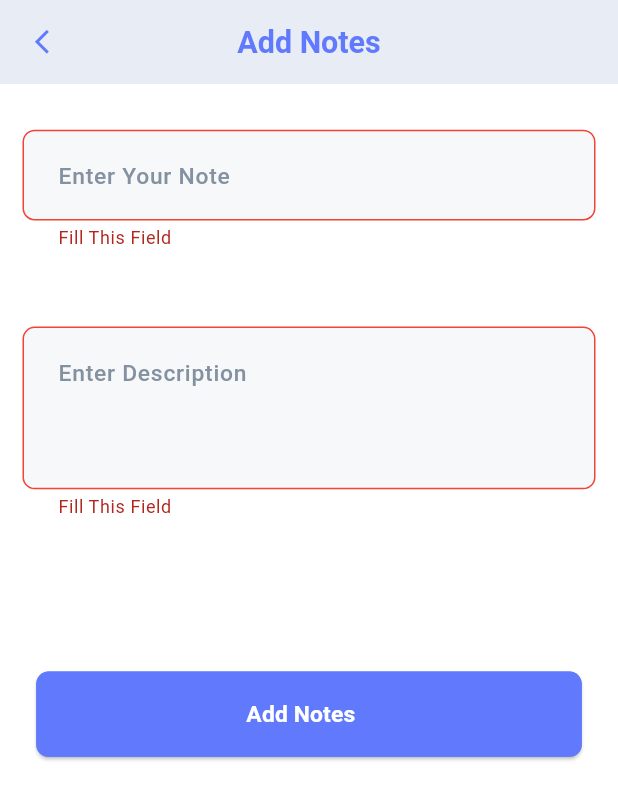
After one commit to Elhaw2003/firebase-learn, a Flutter app: the AddNoteScreen screen opened directly, after a tap on "Add Notes", on a phone screen of 412 x 824 dp. The commit adds this screen. Shown: the top 800 px of the screen. Run offline on Flutter 3.47's test engine with Material 3 defaults, Android fonts, the phone set to English and light mode, and no system bars; our stand-ins replace awesome_dialog, bloc, cloud_firestore, dartz, firebase_auth, firebase_core and 6 more; accounts and stored records are empty.

Commit message:
note and add note as ui done

```diff
--- a/lib/core/utilies/app_texts.dart
+++ b/lib/core/utilies/app_texts.dart
@@ -52,6 +52,11 @@ abstract class AppTexts{
   static const String verifyYourEmailForChangePassword = "Verify your email for change password by link was sent, if you not found... look to spam";
   static const String home = "Home";
   static const String update = "Update";
+  static const String notesScreen = "Notes Screen";
+  static const String enterYourNote = "Enter Your Note";
+  static const String enterDescription = "Enter Description";
+  static const String addNotes = "Add Notes";
+  static const String editNotes = "Edit Notes";
   static const String addedCategorySuccessfully = "Added Category Successfully..";
   static const String deletedCategorySuccessfully = "Deleted Category Successfully..";
   static const String updateCategorySuccessfully = "Update Category Successfully..";
--- a/lib/core/validators/validators.dart
+++ b/lib/core/validators/validators.dart
@@ -54,6 +54,18 @@ class MyValidators {
     }
     return null;
   }
+  static String? addedNoteValidator(String? value) {
+    if (value!.isEmpty) {
+      return AppTexts.fillThisField;
+    }
+    return null;
+  }
+  static String? addedDescriptionNoteValidator(String? value) {
+    if (value!.isEmpty) {
+      return AppTexts.fillThisField;
+    }
+    return null;
+  }
   static String? editedCategoryValidator(String? value) {
     if (value!.isEmpty) {
       return AppTexts.fillThisField;
--- a/lib/core/widgets/custom_text_field_widget.dart
+++ b/lib/core/widgets/custom_text_field_widget.dart
@@ -4,15 +4,19 @@ import 'package:flutter_screenutil/flutter_screenutil.dart';
 import '../utilies/app_colors.dart';
 
 class CustomTextFieldWidget extends StatelessWidget {
-  const CustomTextFieldWidget({super.key, required this.hintText, this.suffixIcon,this.obscureText, required this.controller, this.validator});
+  const CustomTextFieldWidget({super.key, required this.hintText, this.suffixIcon,this.obscureText, required this.controller, this.validator,this.minLines=1,this.maxLines=1});
   final String hintText;
   final String? Function(String?)? validator;
   final TextEditingController controller;
   final Widget? suffixIcon;
   final bool? obscureText;
+  final int? minLines;
+  final int? maxLines;
   @override
   Widget build(BuildContext context) {
     return TextFormField(
+      minLines: minLines,
+      maxLines: maxLines,
       validator: validator,
       controller: controller,
       obscureText: obscureText?? false,
--- /dev/null
+++ b/lib/features/add_note/presentation/view/add_note_screen.dart
@@ -0,0 +1,40 @@
+import 'package:firebase_learn/core/utilies/app_colors.dart';
+import 'package:firebase_learn/features/add_note/presentation/view/widgets/add_note_body.dart';
+import 'package:flutter/material.dart';
+
+import '../../../../core/utilies/app_texts.dart';
+import '../../../auth/widget/arrow_appbar_widget.dart';
+import '../../../auth/widget/custom_appbar_widget.dart';
+
+class AddNoteScreen extends StatefulWidget {
+  const AddNoteScreen({super.key});
+
+  @override
+  State<AddNoteScreen> createState() => _AddNoteScreenState();
+}
+
+class _AddNoteScreenState extends State<AddNoteScreen> {
+
+  TextEditingController titleController = TextEditingController();
+  TextEditingController descriptionController = TextEditingController();
+  GlobalKey<FormState> formKey = GlobalKey<FormState>();
+
+  @override
+  Widget build(BuildContext context) {
+    return Scaffold(
+      backgroundColor: AppColors.white,
+      appBar: AppBar(
+        leading: const SizedBox(),
+        flexibleSpace: const CustomAppbarWidget(
+          title: AppTexts.addNotes,
+          leading: ArrowAppbarWidget(),
+        ),
+      ),
+      body:  AddNoteBody(
+        descriptionController: descriptionController,
+        titleController: titleController,
+        formKey: formKey,
+      ),
+    );
+  }
+}
--- /dev/null
+++ b/lib/features/add_note/presentation/view/widgets/add_note_body.dart
@@ -0,0 +1,62 @@
+import 'package:firebase_learn/core/utilies/app_texts.dart';
+import 'package:firebase_learn/core/validators/validators.dart';
+import 'package:firebase_learn/core/widgets/custom_button_widget.dart';
+import 'package:firebase_learn/core/widgets/custom_text_field_widget.dart';
+import 'package:firebase_learn/core/widgets/spacing_widget.dart';
+import 'package:flutter/material.dart';
+
+import '../../../../../core/utilies/app_colors.dart';
+
+class AddNoteBody extends StatelessWidget {
+  const AddNoteBody(
+      {super.key,
+      required this.titleController,
+      required this.descriptionController,
+      required this.formKey});
+  final TextEditingController titleController;
+  final TextEditingController descriptionController;
+  final GlobalKey<FormState> formKey;
+  @override
+  Widget build(BuildContext context) {
+    return Padding(
+      padding: const EdgeInsets.symmetric(horizontal: 15),
+      child: SingleChildScrollView(
+        child: Form(
+          key: formKey,
+          child: Column(
+            children: [
+              const HeightSpacing(height: 30),
+              CustomTextFieldWidget(
+                  validator: (value) {
+                    return MyValidators.addedNoteValidator(value);
+                  },
+                  hintText: AppTexts.enterYourNote, controller: titleController),
+              const HeightSpacing(height: 50),
+              CustomTextFieldWidget(
+                validator: (value){
+                  return MyValidators.addedDescriptionNoteValidator(value);
+                },
+                hintText: AppTexts.enterDescription,
+                controller: descriptionController,
+                minLines: 3,
+                maxLines: 6,
+              ),
+              const HeightSpacing(height: 100),
+               CustomButtonWidget(
+                  title: AppTexts.addNotes,
+                  titleColor: AppColors.white,
+                  buttonColor: AppColors.primaryColor,
+                  borderColor: AppColors.primaryColor,
+                 onPressed: (){
+                    if(formKey.currentState!.validate()){
+
+                    }
+                 },
+              ),
+            ],
+          ),
+        ),
+      ),
+    );
+  }
+}
--- a/lib/features/auth/widget/custom_appbar_widget.dart
+++ b/lib/features/auth/widget/custom_appbar_widget.dart
@@ -13,6 +13,7 @@ class CustomAppbarWidget extends StatelessWidget {
   @override
   Widget build(BuildContext context) {
     return AppBar(
+      surfaceTintColor: Colors.transparent,
       centerTitle: true,
       automaticallyImplyLeading: false,
       backgroundColor: AppColors.borderTextFieldColor,
--- a/lib/features/home/presentation/view/widgets/grid_view_note_widget.dart
+++ b/lib/features/home/presentation/view/widgets/grid_view_note_widget.dart
@@ -1,5 +1,5 @@
 import 'package:firebase_learn/features/add_category/data/model/category_model.dart';
-import 'package:firebase_learn/features/home/presentation/view/widgets/item_grid_view_categories_widget.dart';
+import 'package:firebase_learn/features/home/presentation/view/widgets/item_stack_grid_view_categories_widget.dart';
 import 'package:flutter/material.dart';
 import 'package:flutter_screenutil/flutter_screenutil.dart';
 import 'package:flutter_staggered_animations/flutter_staggered_animations.dart';
@@ -31,7 +31,7 @@ class GridViewNoteWidget extends StatelessWidget {
           child: SlideAnimation(
             verticalOffset: 200.0,
             child: FadeInAnimation(
-              child: ItemGridViewCategoriesWidget(categoryModel: categories[index],),
+              child: ItemStackGridViewCategoriesWidget(categoryModel: categories[index],),
             ),
           ),
         );
--- /dev/null
+++ b/lib/features/note/presentation/view/widgets/note_body.dart
@@ -0,0 +1,106 @@
+import 'package:firebase_learn/core/widgets/spacing_widget.dart';
+import 'package:flutter/material.dart';
+
+import '../../../../../core/utilies/app_colors.dart';
+
+class NoteBody extends StatelessWidget {
+  const NoteBody({super.key});
+
+  @override
+  Widget build(BuildContext context) {
+    return Padding(
+      padding: const EdgeInsets.symmetric(horizontal: 15),
+      child: Column(
+        children: [
+          HeightSpacing(height: 20),
+          Expanded(
+            child: ListView(
+              children: [
+                Card(
+                  child: ListTile(
+                    leading: const Icon(Icons.edit_note_outlined,color: AppColors.primaryColor,),
+                    trailing: const Icon(Icons.delete,color: AppColors.red,),
+                    title: const Text("Notes"),
+                    subtitle: Text("dfsdfbskjdfkjsdkBKjdfklhkhfhglkfhglkflglkdzflhglkfglkfkh"),
+                  ),
+                ),
+                Card(
+                  child: ListTile(
+                    leading: const Icon(Icons.edit_note_outlined,color: AppColors.primaryColor,),
+                    trailing: const Icon(Icons.delete,color: AppColors.red,),
+                    title: const Text("Notes"),
+                    subtitle: Text("dfsdfbskjdfkjsdkBKjdfklhkhfhglkfhglkflglkdzflhglkfglkfkhjkgshdkhkhzkjxfhghdfhghdfh"),
+                  ),
+                ),
+                Card(
+                  child: ListTile(
+                    leading: const Icon(Icons.edit_note_outlined,color: AppColors.primaryColor,),
+                    trailing: const Icon(Icons.delete,color: AppColors.red,),
+                    title: const Text("Notes"),
+                    subtitle: Text("dfsdfbskjdfkjsdkBKjdfklhkhfhglkfhglkflglkdzflhglkfglkfkhjkgshdkhkhzkjxfhghdfhghdfh"),
+                  ),
+                ),
+                Card(
+                  child: ListTile(
+                    leading: const Icon(Icons.edit_note_outlined,color: AppColors.primaryColor,),
+                    trailing: const Icon(Icons.delete,color: AppColors.red,),
+                    title: const Text("Notes"),
+                    subtitle: Text("dfsdfbskjdfkjsdkBKjdfklhkhfhglkfhglkflglkdzflhglkfglkfkhjkgshdkhkhzkjxfhghdfhghdfh"),
+                  ),
+                ),
+                Card(
+                  child: ListTile(
+                    leading: const Icon(Icons.edit_note_outlined,color: AppColors.primaryColor,),
+                    trailing: const Icon(Icons.delete,color: AppColors.red,),
+                    title: const Text("Notes"),
+                    subtitle: Text("dfsdfbskjdfkjsdkBKjdfklhkhfhglkfhglkflglkdzflhglkfglkfkhjkgshdkhkhzkjxfhghdfhghdfh"),
+                  ),
+                ),
+                Card(
+                  child: ListTile(
+                    leading: const Icon(Icons.edit_note_outlined,color: AppColors.primaryColor,),
+                    trailing: const Icon(Icons.delete,color: AppColors.red,),
+                    title: const Text("Notes"),
+                    subtitle: Text("dfsdfbskjdfkjsdkBKjdfklhkhfhglkfhglkflglkdzflhglkfglkfkhjkgshdkhkhzkjxfhghdfhghdfh"),
+                  ),
+                ),
+                Card(
+                  child: ListTile(
+                    leading: const Icon(Icons.edit_note_outlined,color: AppColors.primaryColor,),
+                    trailing: const Icon(Icons.delete,color: AppColors.red,),
+                    title: const Text("Notes"),
+                    subtitle: Text("dfsdfbskjdfkjsdkBKjdfklhkhfhglkfhglkflglkdzflhglkfglkfkhjkgshdkhkhzkjxfhghdfhghdfh"),
+                  ),
+                ),
+                Card(
+                  child: ListTile(
+                    leading: const Icon(Icons.edit_note_outlined,color: AppColors.primaryColor,),
+                    trailing: const Icon(Icons.delete,color: AppColors.red,),
+                    title: const Text("Notes"),
+                    subtitle: Text("dfsdfbskjdfkjsdkBKjdfklhkhfhglkfhglkflglkdzflhglkfglkfkhjkgshdkhkhzkjxfhghdfhghdfh"),
+                  ),
+                ),
+                Card(
+                  child: ListTile(
+                    leading: const Icon(Icons.edit_note_outlined,color: AppColors.primaryColor,),
+                    trailing: const Icon(Icons.delete,color: AppColors.red,),
+                    title: const Text("Notes"),
+                    subtitle: Text("dfsdfbskjdfkjsdkBKjdfklhkhfhglkfhglkflglkdzflhglkfglkfkhjkgshdkhkhzkjxfhghdfhghdfh"),
+                  ),
+                ),
+                Card(
+                  child: ListTile(
+                    leading: const Icon(Icons.edit_note_outlined,color: AppColors.primaryColor,),
+                    trailing: const Icon(Icons.delete,color: AppColors.red,),
+                    title: const Text("Notes"),
+                    subtitle: Text("dfsdfbskjdfkjsdkBKjdfklhkhfhglkfhglkflglkdzflhglkfglkfkhjkgshdkhkhzkjxfhghdfhghdfh"),
+                  ),
+                ),
+              ],
+            ),
+          ),
+        ],
+      ),
+    );
+  }
+}
```
Also changed, not shown: lib/features/add_category/presentation/view/add_category_screen.dart (+7 -0 lines), lib/features/auth/login/presentation/view/login_screen.dart (+44 -7 lines), lib/features/auth/login/presentation/view/widgets/login_body.dart (+16 -26 lines), lib/features/auth/register/presentation/view/register_screen.dart (+34 -3 lines), lib/features/auth/register/presentation/view/widgets/register_body.dart (+9 -19 lines), lib/features/home/presentation/view/widgets/item_grid_view_categories_widget.dart (deleted, +0 -51 lines), lib/features/home/presentation/view/widgets/item_grid_view_widget.dart (added, +43 -0 lines), lib/features/home/presentation/view/widgets/item_stack_grid_view_categories_widget.dart (added, +32 -0 lines), lib/features/note/presentation/view/note_screen.dart (added, +35 -0 lines), lib/features/update_category/data/repo/update_category_name_repo_firebase_implementation.dart (+8 -0 lines), lib/features/update_category/presentation/view/update_category_screen.dart (+8 -0 lines).
